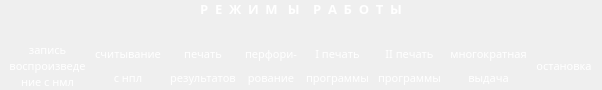
Before: the Qt Designer form ecvm/ModesPanel.ui in starling13/emural, drawn with Qt 5.
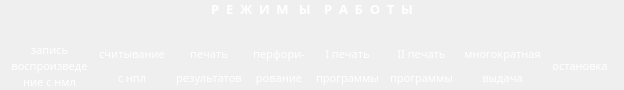
After: the same form once the commit is applied. Icons and pictures are not drawn.

```diff
--- a/ecvm/ModesPanel.ui
+++ b/ecvm/ModesPanel.ui
@@ -6,7 +6,7 @@
    <rect>
     <x>0</x>
     <y>0</y>
-    <width>602</width>
+    <width>624</width>
     <height>89</height>
    </rect>
   </property>
```
